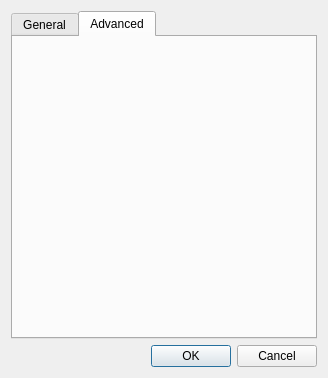
Before: the Qt Designer form pcmanfm/desktop-preferences.ui in lxqt/pcmanfm-qt, drawn with Qt 5.
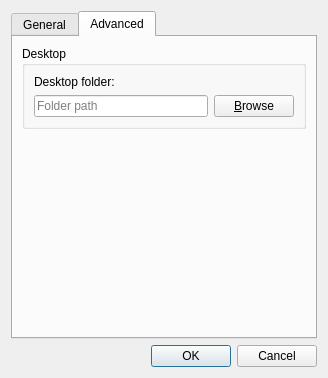
After: the same form once the commit is applied. The open tabs and pages were chosen to show the change. Custom widgets are drawn as their Qt base class.

Commit message: Adds GUI to change desktop dir in Desktop preferences. Uses libqtxdg.

```diff
--- a/pcmanfm/desktop-preferences.ui
+++ b/pcmanfm/desktop-preferences.ui
@@ -206,6 +206,61 @@
       <attribute name="title">
        <string>Advanced</string>
       </attribute>
+      <layout class="QVBoxLayout" name="verticalLayout_3">
+       <item>
+        <widget class="QGroupBox" name="groupBox_3">
+         <property name="title">
+          <string>Desktop</string>
+         </property>
+         <layout class="QGridLayout" name="gridLayout_3">
+          <item row="0" column="0">
+           <widget class="QLabel" name="label_7">
+            <property name="text">
+             <string>Desktop folder:</string>
+            </property>
+           </widget>
+          </item>
+          <item row="1" column="0">
+           <layout class="QHBoxLayout" name="horizontalLayout_2">
+            <item>
+             <widget class="QLineEdit" name="desktopFolder">
+              <property name="toolTip">
+               <string>Image file</string>
+              </property>
+              <property name="statusTip">
+               <string/>
+              </property>
+              <property name="placeholderText">
+               <string>Folder path</string>
+              </property>
+             </widget>
+            </item>
+            <item>
+             <widget class="QPushButton" name="browseDesktopFolder">
+              <property name="text">
+               <string>&amp;Browse</string>
+              </property>
+             </widget>
+            </item>
+           </layout>
+          </item>
+         </layout>
+        </widget>
+       </item>
+       <item>
+        <spacer name="verticalSpacer">
+         <property name="orientation">
+          <enum>Qt::Vertical</enum>
+         </property>
+         <property name="sizeHint" stdset="0">
+          <size>
+           <width>20</width>
+           <height>40</height>
+          </size>
+         </property>
+        </spacer>
+       </item>
+      </layout>
      </widget>
     </widget>
    </item>
```
The commit also changes 7 other files.
